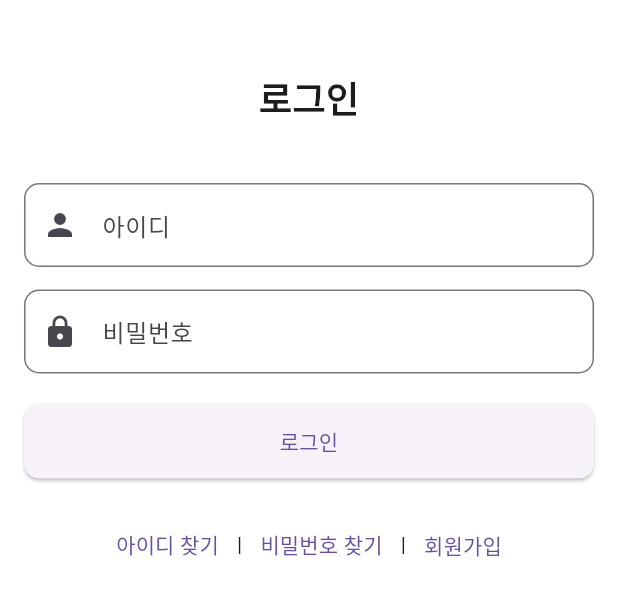
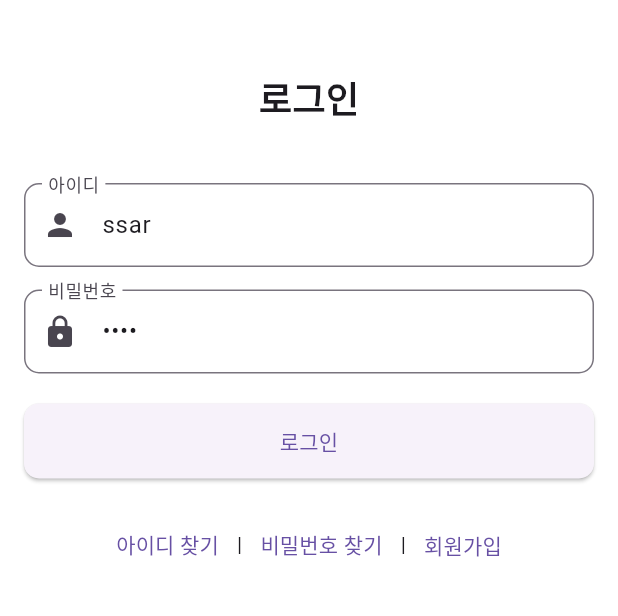
Before and after one commit to Young14482/project-planit-flutter-server, a Flutter app: the screen it shows after launch, on a phone screen of 412 x 824 dp, the part 432-1048 px from its top. Run offline on Flutter 3.47's test engine with Material 3 defaults, Android fonts, the phone set to English and light mode, and no system bars; our stand-ins replace dio, flutter_riverpod, flutter_secure_storage, logger, syncfusion_flutter_charts, table_calendar.

Commit message:
[feat] branch 생성 커밋
# Conflicts:
#	lib/data/model/category.dart

```diff
--- a/lib/data/model/category.dart
+++ b/lib/data/model/category.dart
@@ -1,6 +1,8 @@
 class Category {
   int id;
   String name;
+
+  Category({required this.id, required this.name});
 
   Category.fromMap(Map<String, dynamic> map)
       : this.id = map["id"],
--- a/lib/ui/pages/auth/login/widgets/login_body.dart
+++ b/lib/ui/pages/auth/login/widgets/login_body.dart
@@ -4,8 +4,9 @@ import 'package:flutter_riverpod/flutter_riverpod.dart';
 import '../../../../../data/gvm/session_gvm.dart';
 
 class LoginBody extends ConsumerWidget {
-  final TextEditingController _username = TextEditingController();
-  final TextEditingController _password = TextEditingController();
+  // TODO 나중에 지우기
+  final TextEditingController _username = TextEditingController(text: "ssar");
+  final TextEditingController _password = TextEditingController(text: "1234");
 
   @override
   Widget build(BuildContext context, WidgetRef ref) {
--- a/lib/ui/pages/profile/widgets/profile_chart.dart
+++ b/lib/ui/pages/profile/widgets/profile_chart.dart
@@ -29,7 +29,7 @@ class ProfileChart extends StatelessWidget {
             primaryXAxis: CategoryAxis(),
             primaryYAxis: NumericAxis(
               minimum: 0,
-              maximum: 8,
+              maximum: 8, // 최대값 걸기
               interval: 2,
             ),
             title: ChartTitle(text: '일일 작업 완료'),
--- a/lib/ui/pages/profile/widgets/profile_user.dart
+++ b/lib/ui/pages/profile/widgets/profile_user.dart
@@ -4,12 +4,16 @@ class ProfileUser extends StatelessWidget {
   @override
   Widget build(BuildContext context) {
     return Container(
+      decoration: BoxDecoration(
+        borderRadius: BorderRadius.circular(10),
+        color: Colors.blue.shade200,
+      ),
       padding: EdgeInsets.all(10.0),
       child: Column(
         crossAxisAlignment: CrossAxisAlignment.start,
         children: [
           Text(
-            "user1234 | user1234@example.com",
+            "user1234",
             style: TextStyle(
               fontSize: 16,
               fontWeight: FontWeight.bold,
--- a/lib/ui/pages/profile/widgets/profile_work.dart
+++ b/lib/ui/pages/profile/widgets/profile_work.dart
@@ -25,7 +25,7 @@ class ProfileWork extends StatelessWidget {
                   height: 100,
                   margin: EdgeInsets.only(right: 8),
                   decoration: BoxDecoration(
-                    color: Color(0xfff9ffff),
+                    color: Colors.blue.shade200,
                     borderRadius: BorderRadius.circular(10),
                   ),
                   child: Column(
@@ -53,7 +53,7 @@ class ProfileWork extends StatelessWidget {
                   height: 100,
                   margin: EdgeInsets.only(left: 8),
                   decoration: BoxDecoration(
-                    color: Color(0xfff9ffff),
+                    color: Colors.blue.shade200,
                     borderRadius: BorderRadius.circular(10),
                   ),
                   child: Column(
```
Also changed, not shown: lib/ui/pages/profile/profile_vm.dart (added, +21 -0 lines), lib/ui/pages/profile/widgets/profile_body.dart (+6 -2 lines), lib/data/repository/profile_repository.dart (added).
